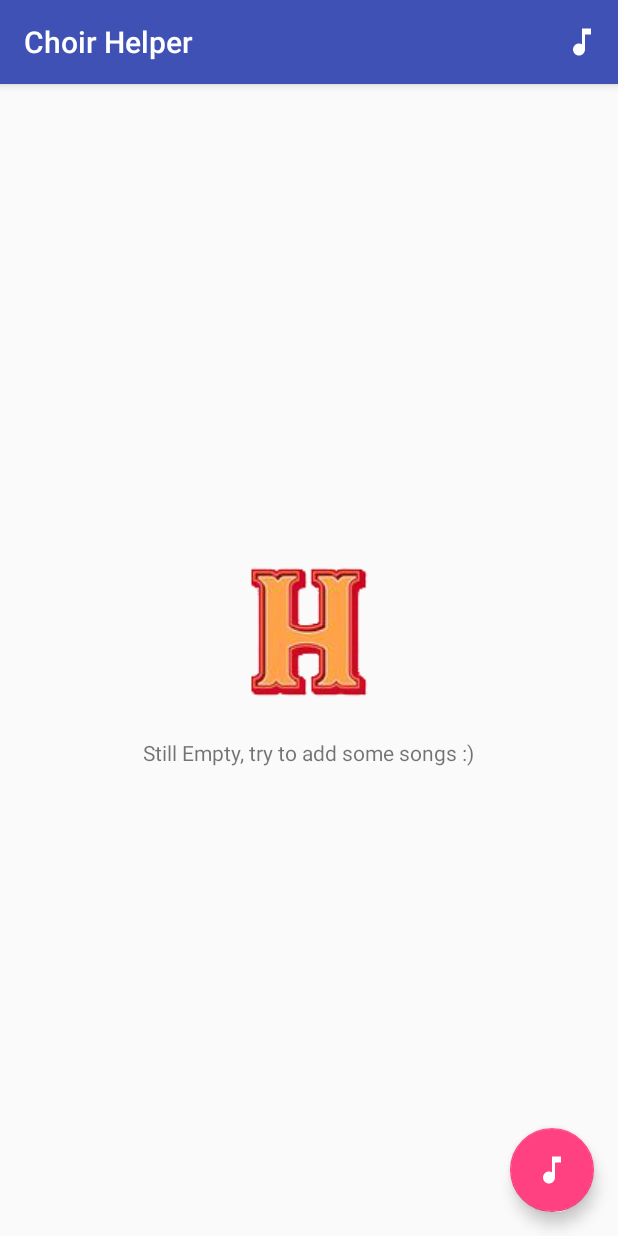
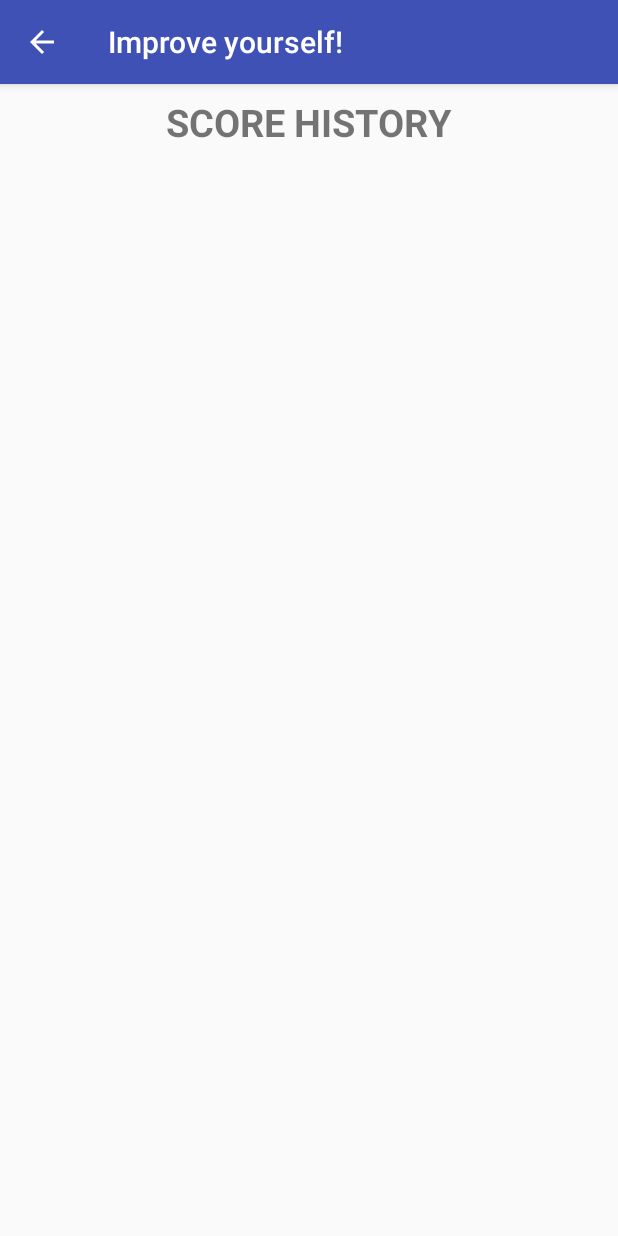
Before and after one commit to AndhikaBrosnan/choirhelper-silihasah, an Android app: the screen it shows after launch (SongActivity before the commit, ScoreActivity after it), after a tap on "Sing", on a phone screen of 412 x 824 dp. Run offline under Robolectric (Android 15) with nearby library versions, the phone set to English and light mode, and no system bars; our stand-ins replace Firebase (no records; nobody signed in at launch, a user with empty details on screens opened directly).

Commit message:
Score History Commit

```diff
--- a/app/src/main/AndroidManifest.xml
+++ b/app/src/main/AndroidManifest.xml
@@ -25,7 +25,6 @@
         <activity
             android:name=".ui.sing.SingActivity"
             android:parentActivityName=".ui.songlist.SongActivity" />
-        <activity android:name=".ui.sing.singpractice.ListennSingActivity" />
         <activity
             android:name=".ui.pitch.PitchSongActivity"
             android:parentActivityName=".ui.songlist.SongActivity" />
--- a/app/src/main/java/choirhelper/silihasah/org/ui/sing/post_sing/SplashDoneSinging.java
+++ b/app/src/main/java/choirhelper/silihasah/org/ui/sing/post_sing/SplashDoneSinging.java
@@ -14,6 +14,7 @@ public class SplashDoneSinging extends AppCompatActivity {
 
     private String voiceType;
     private String uid;
+    private String songTitle;
 
     @Override
     protected void onCreate(Bundle savedInstanceState) {
@@ -24,6 +25,7 @@ public class SplashDoneSinging extends AppCompatActivity {
 
         voiceType = getIntent().getStringExtra("voicetype");
         uid = getIntent().getStringExtra("uid");
+        songTitle = getIntent().getStringExtra("songTitle");
 
         final Handler handler = new Handler();
         handler.postDelayed(new Runnable() {
@@ -34,6 +36,7 @@ public class SplashDoneSinging extends AppCompatActivity {
                 Bundle bundle = new Bundle();
                 bundle.putString("voicetype",voiceType);
                 bundle.putString("uid", uid);
+                bundle.putString("songTitle",songTitle);
                 intent.putExtras(bundle);
                 startActivity(intent);
                 finish();
--- a/app/src/main/java/choirhelper/silihasah/org/ui/sing/post_sing/score/ScoreActivity.java
+++ b/app/src/main/java/choirhelper/silihasah/org/ui/sing/post_sing/score/ScoreActivity.java
@@ -1,7 +1,12 @@
 package choirhelper.silihasah.org.ui.sing.post_sing.score;
 
+import android.annotation.SuppressLint;
+import android.content.Context;
+import android.os.AsyncTask;
 import android.support.v7.app.AppCompatActivity;
 import android.os.Bundle;
+import android.support.v7.widget.LinearLayoutManager;
+import android.support.v7.widget.RecyclerView;
 import android.widget.TextView;
 
 import com.google.firebase.database.DataSnapshot;
@@ -10,37 +15,72 @@ import com.google.firebase.database.DatabaseReference;
 import com.google.firebase.database.FirebaseDatabase;
 import com.google.firebase.database.ValueEventListener;
 
+import java.util.ArrayList;
+
 import choirhelper.silihasah.org.R;
+import choirhelper.silihasah.org.data.Song;
+import choirhelper.silihasah.org.ui.sing.post_sing.score.score_history.DatabaseHelper;
 
 public class ScoreActivity extends AppCompatActivity {
 
     private DatabaseReference mDb;
-    private DatabaseReference childDb;
     private TextView score;
-    private String scorevalue;
+    public String scoreValue;
     private String voiceType;
     private String uid;
+    private RecyclerView rv_scorelist;
+
+    private Context context = this;
+    private DatabaseHelper databaseHelper;
+    private String songTitle;
+
+    ArrayList<Song> listScore;
+    private ScoreListAdapter scoreAdapter;
+    private LinearLayoutManager layoutManager;
 
     @Override
     protected void onCreate(Bundle savedInstanceState) {
         super.onCreate(savedInstanceState);
         setContentView(R.layout.activity_score);
 
+
         getSupportActionBar().setDisplayHomeAsUpEnabled(true);
 
-        score = (TextView)findViewById(R.id.tv_score);
+        initView();
 
+        if(songTitle == null || voiceType == null || uid == null || scoreValue ==null){
+            score.setText("SCORE HISTORY");
+            setTitle("Improve yourself!");
+        }else{
+            initFirebase();
+        }
+
+        initObject();
+    }
+
+    public void initView(){
+        score = (TextView)findViewById(R.id.tv_songscore);
+        rv_scorelist = (RecyclerView)findViewById(R.id.rv_score);
+
+        songTitle = getIntent().getStringExtra("songTitle");
         voiceType = getIntent().getStringExtra("voicetype");
         uid = getIntent().getStringExtra("uid");
 
+        setTitle(songTitle + " - " +voiceType);
+    }
+
+    public void initFirebase(){
         mDb =  FirebaseDatabase.getInstance().getReference().child("song_list")
                 .child(uid).child("song_data").child(voiceType).child("score");
 
+
         mDb.addValueEventListener(new ValueEventListener() {
+            @SuppressLint("SetTextI18n")
             @Override
             public void onDataChange(DataSnapshot dataSnapshot) {
-                scorevalue = dataSnapshot.getValue().toString();
-                score.setText("Score: " + scorevalue );
+                scoreValue = dataSnapshot.getValue().toString();
+//                postDataToSQLite();
+                score.setText("Score: " + scoreValue);
             }
 
             @Override
@@ -48,7 +88,51 @@ public class ScoreActivity extends AppCompatActivity {
 
             }
         });
+    }
+
+    public void initObject(){
 
 
+        listScore = new ArrayList<>();
+        scoreAdapter = new ScoreListAdapter(listScore,this);
+        layoutManager = new LinearLayoutManager(getApplicationContext());
+        rv_scorelist.setLayoutManager(layoutManager);
+        rv_scorelist.setHasFixedSize(true);
+        rv_scorelist.setAdapter(scoreAdapter);
+        databaseHelper = new DatabaseHelper(context);
+
+        getDataFromSQLite();
     }
+
+    //deleted soon
+//    public void postDataToSQLite(){
+//        i++;
+//        song.setSongId(i);
+//        song.setmTitle(songTitle);
+//        song.setVoiceType(voiceType);
+//        song.setScore(scoreValue);
+//
+//        databaseHelper.addTodo(song);
+//    }
+
+    @SuppressLint("StaticFieldLeak")
+    private void getDataFromSQLite() {
+        // AsyncTask is used that SQLite operation not blocks the UI Thread.
+        new AsyncTask<Void, Void, Void>() {
+            @Override
+            protected Void doInBackground(Void... params) {
+                listScore.clear();
+                listScore.addAll(databaseHelper.getAllScore());
+
+                return null;
+            }
+
+            @Override
+            protected void onPostExecute(Void aVoid) {
+                super.onPostExecute(aVoid);
+                scoreAdapter.notifyDataSetChanged();
+            }
+        }.execute();
+    }
+
 }
--- /dev/null
+++ b/app/src/main/java/choirhelper/silihasah/org/ui/sing/post_sing/score/ScoreListAdapter.java
@@ -0,0 +1,57 @@
+package choirhelper.silihasah.org.ui.sing.post_sing.score;
+
+import android.content.Context;
+import android.support.v7.widget.RecyclerView;
+import android.view.LayoutInflater;
+import android.view.View;
+import android.view.ViewGroup;
+import android.widget.TextView;
+
+import java.util.ArrayList;
+
+import choirhelper.silihasah.org.R;
+import choirhelper.silihasah.org.data.Song;
+
+public class ScoreListAdapter extends RecyclerView.Adapter<ScoreListAdapter.MyHolder> {
+
+    private ArrayList<Song> songList;
+    private Context context;
+
+    public ScoreListAdapter(ArrayList<Song> songList, Context context) {
+        this.songList = songList;
+        this.context = context;
+    }
+
+    @Override
+    public ScoreListAdapter.MyHolder onCreateViewHolder(ViewGroup parent, int viewType) {
+        View view = LayoutInflater.from(parent.getContext()).inflate(R.layout.score_list_item,parent,false);
+
+        return new MyHolder(view);
+    }
+
+    @Override
+    public void onBindViewHolder(ScoreListAdapter.MyHolder holder, int position) {
+        holder.title.setText(songList.get(position).getmTitle());
+        holder.voiceType.setText(songList.get(position).getVoiceType());
+        holder.score.setText(songList.get(position).getScore());
+    }
+
+    @Override
+    public int getItemCount() {
+        return songList.size();
+    }
+
+    public class MyHolder extends RecyclerView.ViewHolder{
+
+        TextView title;
+        TextView voiceType;
+        TextView score;
+
+        public MyHolder(View itemView) {
+            super(itemView);
+            title = (TextView)itemView.findViewById(R.id.tv_songtitle);
+            voiceType = (TextView)itemView.findViewById(R.id.tv_songvoicetype);
+            score = (TextView)itemView.findViewById(R.id.tv_songscore);
+        }
+    }
+}
--- /dev/null
+++ b/app/src/main/java/choirhelper/silihasah/org/ui/sing/post_sing/score/score_history/DatabaseHelper.java
@@ -0,0 +1,114 @@
+package choirhelper.silihasah.org.ui.sing.post_sing.score.score_history;
+
+import android.content.ContentValues;
+import android.content.Context;
+import android.database.Cursor;
+import android.database.sqlite.SQLiteDatabase;
+import android.database.sqlite.SQLiteOpenHelper;
+
+import java.util.ArrayList;
+import java.util.List;
+
+import choirhelper.silihasah.org.data.Song;
+
+import static android.provider.BaseColumns._ID;
+
+public class DatabaseHelper extends SQLiteOpenHelper {
+
+    //DATABASE CONTRACTS
+    public static final String TABLE_NAME = "score_list";
+    public static final String COLUMN_SONG = "score_song";
+    public static final String COLUMN_VOICETYPE = "score_voicetype";
+    public static final String COLUMN_SCORE = "score_value";
+
+    // Database Version
+    private static final int DATABASE_VERSION = 6;
+    // Database Name
+    private static final String DATABASE_NAME = "ScoreListsManager.db";
+
+
+    public DatabaseHelper(Context context) {
+        super(context, DATABASE_NAME, null, DATABASE_VERSION);
+    }
+
+
+    @Override
+    public void onCreate(SQLiteDatabase db) {
+        final String SQL_SCORE_TABLE = "CREATE TABLE " + TABLE_NAME + " ("+
+                _ID + " INTEGER NOT NULL, " +
+                COLUMN_SONG + " TEXT NOT NULL, " +
+                COLUMN_VOICETYPE + " TEXT NOT NULL, " +
+                COLUMN_SCORE + " TEXT NOT NULL " +
+                "); ";
+        db.execSQL(SQL_SCORE_TABLE);
+
+    }
+
+    //drop Todo table
+    private String DROP_SONGS_TABLE = "DROP TABLE IF EXISTS " + TABLE_NAME;
+
+    @Override
+    public void onUpgrade(SQLiteDatabase db, int oldVersion, int newVersion) {
+        db.execSQL(DROP_SONGS_TABLE);
+
+        // Create tables again
+        onCreate(db);
+    }
+
+    public void addTodo (Song song){
+        SQLiteDatabase db = this.getWritableDatabase();
+
+        ContentValues values = new ContentValues();
+        values.put(_ID,song.getSongId());
+        values.put(COLUMN_SONG,song.getmTitle());
+        values.put(COLUMN_VOICETYPE,song.getVoiceType());
+        values.put(COLUMN_SCORE,song.getScore());
+
+        db.insert(TABLE_NAME,null,values);
+        db.close();
+    }
+
+    public List<Song> getAllScore() {
+        // array of columns to fetch
+        String[] columns = {
+                _ID ,
+                COLUMN_SONG ,
+                COLUMN_VOICETYPE ,
+                COLUMN_SCORE
+        };
+        // sorting orders
+        String sortOrder =
+                COLUMN_SCORE + " ASC";
+        List<Song> songs = new ArrayList<Song>();
+
+        SQLiteDatabase db = this.getReadableDatabase();
+
+
+        Cursor cursor = db.query(TABLE_NAME, //Table to query
+                columns,    //columns to return
+                null,        //columns for the WHERE clause
+                null,        //The values for the WHERE clause
+                null,       //group the rows
+                null,       //filter by row groups
+                sortOrder); //The sort order
+
+
+        // Traversing through all rows and adding to list
+        if (cursor.moveToFirst()) {
+            do {
+                Song song = new Song();
+                song.setSongId(Integer.parseInt(cursor.getString(cursor.getColumnIndex(_ID))));
+                song.setmTitle(cursor.getString(cursor.getColumnIndex(COLUMN_SONG)));
+                song.setVoiceType(cursor.getString(cursor.getColumnIndex(COLUMN_VOICETYPE)));
+                song.setScore(cursor.getString(cursor.getColumnIndex(COLUMN_SCORE)));
+                // Adding user record to list
+                songs.add(song);
+            } while (cursor.moveToNext());
+        }
+        cursor.close();
+        db.close();
+
+        // return user list
+        return songs;
+    }
+}
--- a/app/src/main/java/choirhelper/silihasah/org/ui/songlist/SongActivity.java
+++ b/app/src/main/java/choirhelper/silihasah/org/ui/songlist/SongActivity.java
@@ -50,6 +50,7 @@ import com.google.firebase.storage.UploadTask;
 import choirhelper.silihasah.org.R;
 import choirhelper.silihasah.org.data.Song;
 import choirhelper.silihasah.org.ui.pickvoicetype.PickVoiceTypeActivity;
+import choirhelper.silihasah.org.ui.sing.post_sing.score.ScoreActivity;
 
 //import android.view.ActionMode;
 
@@ -339,8 +340,8 @@ public class SongActivity extends AppCompatActivity {
     public boolean onOptionsItemSelected(MenuItem item) {
         switch (item.getItemId()){
             case R.id.action_sing:
-//                Intent intent = new Intent (getApplicationContext(),SingActivity.class);
-//                startActivity(intent);
+                Intent intent = new Intent (getApplicationContext(),ScoreActivity.class);
+                startActivity(intent);
                 return true;
         }
 
--- a/app/src/main/res/layout/activity_score.xml
+++ b/app/src/main/res/layout/activity_score.xml
@@ -7,21 +7,35 @@
     tools:context=".ui.sing.post_sing.score.ScoreActivity">
 
     <TextView
-        android:id="@+id/tv_score"
+        android:id="@+id/tv_songscore"
         android:layout_width="wrap_content"
         android:layout_height="wrap_content"
+        android:layout_marginEnd="8dp"
+        android:layout_marginLeft="8dp"
+        android:layout_marginRight="8dp"
+        android:layout_marginStart="8dp"
+        android:layout_marginTop="8dp"
+        android:text="SCORE: "
+        android:textSize="25dp"
+        android:textStyle="bold"
+        app:layout_constraintEnd_toEndOf="parent"
+        app:layout_constraintStart_toStartOf="parent"
+        app:layout_constraintTop_toTopOf="parent"
+        tools:ignore="MissingConstraints" />
+
+    <android.support.v7.widget.RecyclerView
+        android:id="@+id/rv_score"
+        android:layout_width="0dp"
+        android:layout_height="0dp"
         android:layout_marginBottom="8dp"
         android:layout_marginEnd="8dp"
         android:layout_marginLeft="8dp"
         android:layout_marginRight="8dp"
         android:layout_marginStart="8dp"
         android:layout_marginTop="8dp"
-        android:textStyle="bold"
-        android:textSize="20dp"
-        android:text="SCORE: "
         app:layout_constraintBottom_toBottomOf="parent"
         app:layout_constraintEnd_toEndOf="parent"
         app:layout_constraintStart_toStartOf="parent"
-        app:layout_constraintTop_toTopOf="parent"
-        tools:ignore="MissingConstraints" />
+        app:layout_constraintTop_toBottomOf="@+id/tv_songscore"
+        app:layout_constraintVertical_bias="1.0"/>
 </android.support.constraint.ConstraintLayout>
```
Also changed, not shown: app/src/main/java/choirhelper/silihasah/org/data/Song.java (+25 -4 lines), app/src/main/java/choirhelper/silihasah/org/ui/sing/SingActivity.java (+36 -12 lines), app/src/main/java/choirhelper/silihasah/org/ui/sing/singpractice/ListennSingActivity.java (deleted, +0 -28 lines), app/src/main/res/layout/activity_listen_n_sing.xml (deleted, +0 -126 lines), app/src/main/res/layout/score_list_item.xml (added, +59 -0 lines).
